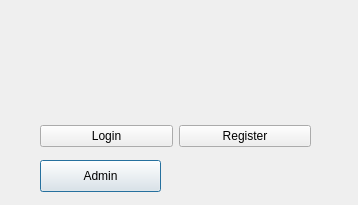
Above: userpage.ui from aishakandeell/cs2labproject before the change. Below: the same form after it.
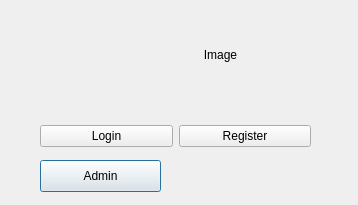
That is the form after the change.

The edit to the form file:
```diff
--- a/userpage.ui
+++ b/userpage.ui
@@ -26,7 +26,7 @@
     <string>Admin</string>
    </property>
   </widget>
-  <widget class="QWidget" name="">
+  <widget class="QWidget" name="layoutWidget">
    <property name="geometry">
     <rect>
      <x>40</x>
@@ -52,6 +52,19 @@
     </item>
    </layout>
   </widget>
+  <widget class="QLabel" name="labelIcon">
+   <property name="geometry">
+    <rect>
+     <x>130</x>
+     <y>10</y>
+     <width>181</width>
+     <height>91</height>
+    </rect>
+   </property>
+   <property name="text">
+    <string>&lt;html&gt;&lt;head/&gt;&lt;body&gt;&lt;p align=&quot;center&quot;&gt;Image&lt;/p&gt;&lt;/body&gt;&lt;/html&gt;</string>
+   </property>
+  </widget>
  </widget>
  <resources/>
  <connections/>
```
